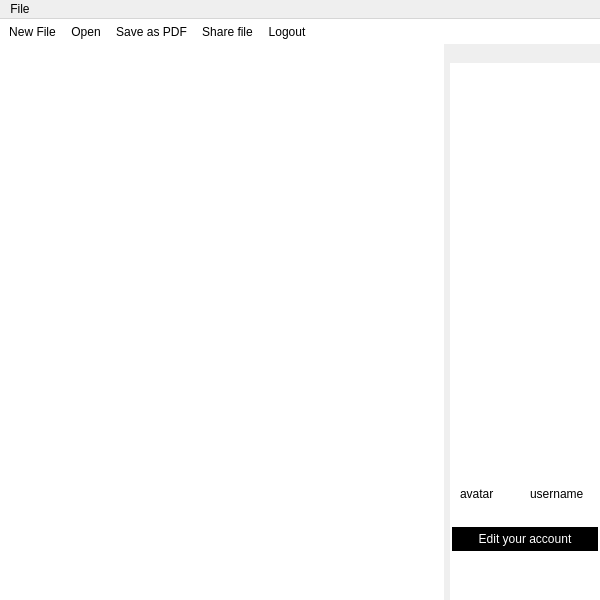
Old version of the form client/editor.ui in the repository s267562/Live-Text-Editor.
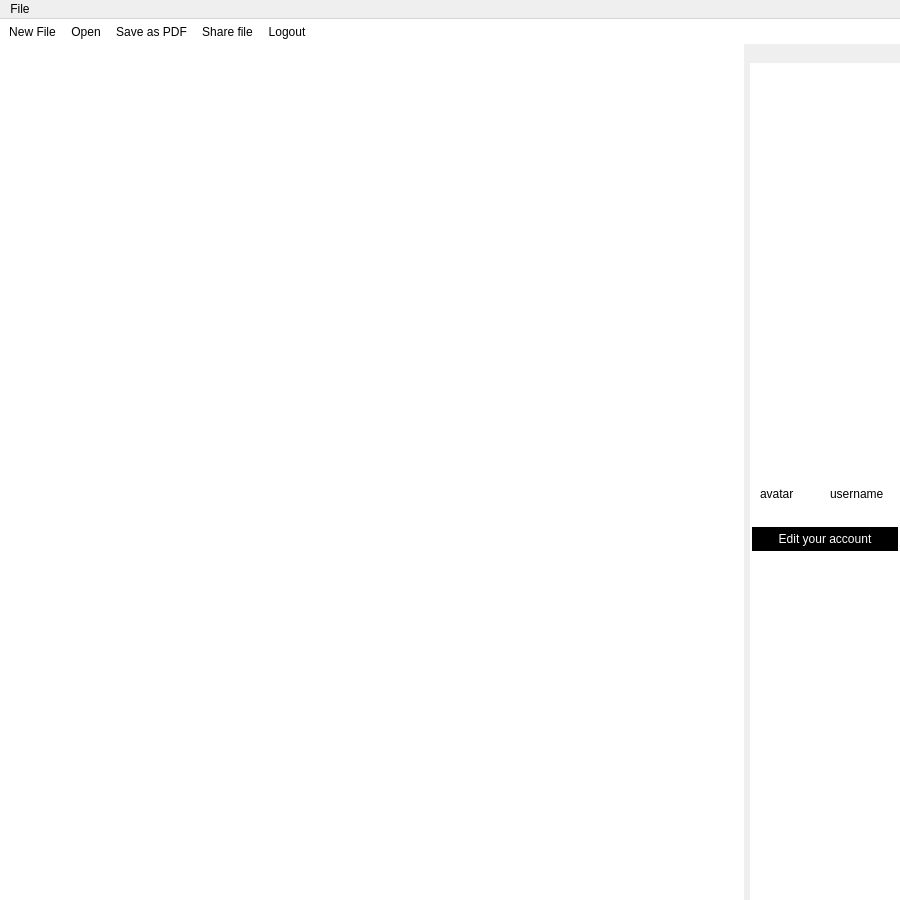
New version of the form. Icons and pictures are not drawn.

Diff of the .ui file:
```diff
--- a/client/editor.ui
+++ b/client/editor.ui
@@ -9,8 +9,8 @@
    <rect>
     <x>0</x>
     <y>0</y>
-    <width>600</width>
-    <height>600</height>
+    <width>900</width>
+    <height>900</height>
    </rect>
   </property>
   <property name="windowTitle">
@@ -26,7 +26,7 @@
     <rect>
      <x>0</x>
      <y>0</y>
-     <width>600</width>
+     <width>900</width>
      <height>22</height>
     </rect>
    </property>
```
